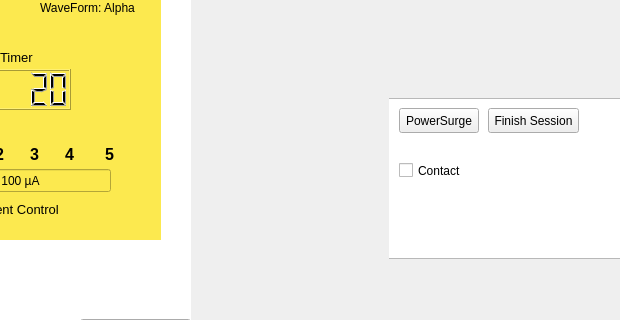
Old version of the form mainwindow.ui in the repository Hall-Andrew/CESDEVICE-3004FinalProject; both pictures show x 170 to 790 and y 111 to 431 of the 1000 by 695 pixel window.
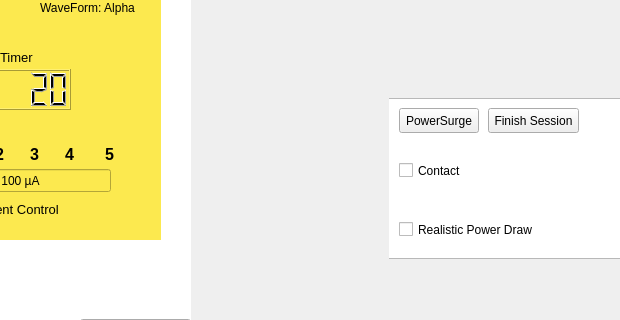
New version of the form. The open tabs and pages were chosen to show the change. Icons and pictures are not drawn.

Patch:
```diff
--- a/mainwindow.ui
+++ b/mainwindow.ui
@@ -450,9 +450,9 @@
       <property name="geometry">
        <rect>
         <x>200</x>
-        <y>110</y>
-        <width>41</width>
-        <height>31</height>
+        <y>120</y>
+        <width>21</width>
+        <height>21</height>
        </rect>
       </property>
       <property name="frameShape">
@@ -677,6 +677,19 @@
       <string>Charge</string>
      </property>
     </widget>
+    <widget class="QCheckBox" name="realisticPowerButton">
+     <property name="geometry">
+      <rect>
+       <x>10</x>
+       <y>120</y>
+       <width>141</width>
+       <height>23</height>
+      </rect>
+     </property>
+     <property name="text">
+      <string>Realistic Power Draw</string>
+     </property>
+    </widget>
    </widget>
    <widget class="QPushButton" name="ChangeWaveform">
     <property name="geometry">
```
Left out of the diff: 4 changed lines with no effect on the pictures.
